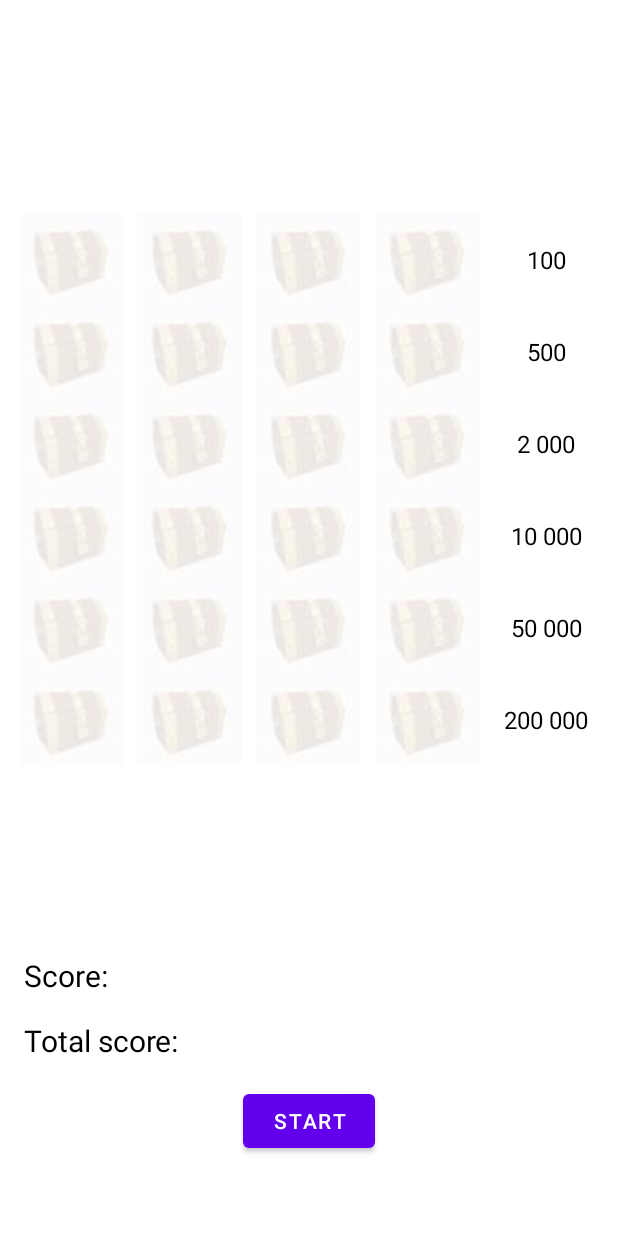
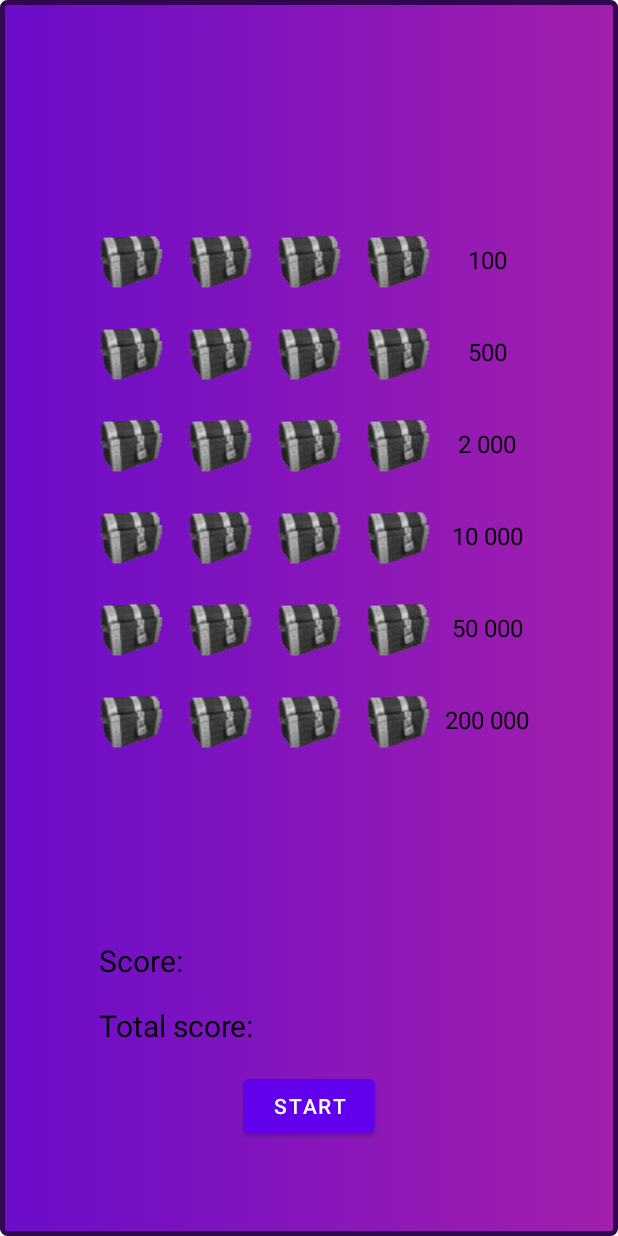
Before and after one commit to mcmouse88/Midas-Treasures, an Android app: the GameFragment screen opened through its navigation route, on a phone screen of 412 x 824 dp. Run offline under Robolectric (Android 15) with nearby library versions, the phone set to English and light mode, and no system bars; 1 statement that could not run was skipped.

Commit message:
added animation return back chest

```diff
--- a/app/src/main/res/anim/move_chest.xml
+++ b/app/src/main/res/anim/move_chest.xml
@@ -1,5 +1,5 @@
 <?xml version="1.0" encoding="utf-8"?>
-<set xmlns:android="http://schemas.android.com/apk/res/android" android:duration="800"
+<set xmlns:android="http://schemas.android.com/apk/res/android" android:duration="500"
     android:fillAfter="true">
     <translate
         android:fromXDelta="0"
--- a/app/src/main/res/anim/return_chest.xml
+++ b/app/src/main/res/anim/return_chest.xml
@@ -1,5 +1,5 @@
 <?xml version="1.0" encoding="utf-8"?>
-<set xmlns:android="http://schemas.android.com/apk/res/android" android:duration="800"
+<set xmlns:android="http://schemas.android.com/apk/res/android" android:duration="200"
     android:fillAfter="true">
     <translate
         android:fromYDelta="-1000"
--- /dev/null
+++ b/app/src/main/res/drawable/test_selector.xml
@@ -0,0 +1,32 @@
+<?xml version="1.0" encoding="utf-8"?>
+<selector xmlns:android="http://schemas.android.com/apk/res/android">
+
+    <item android:state_pressed="true"><shape>
+        <gradient android:angle="180" android:endColor="#FF00FF" android:startColor="#9701CD" />
+
+        <stroke android:width="3dp" android:color="#50046C" />
+
+        <corners android:radius="3dp" />
+
+        <padding android:bottom="10dp" android:left="50dp" android:right="50dp" android:top="10dp" />
+    </shape></item>
+    <item android:state_focused="true"><shape>
+        <gradient android:angle="180" android:endColor="#8234B6" android:startColor="#8A03C5" />
+
+        <stroke android:width="3dp" android:color="#5F0E61" />
+
+        <corners android:radius="3dp" />
+
+        <padding android:bottom="10dp" android:left="50dp" android:right="50dp" android:top="10dp" />
+    </shape></item>
+    <item><shape>
+        <gradient android:angle="180" android:endColor="#6A0CCA" android:startColor="#A31FAC" />
+
+        <stroke android:width="3dp" android:color="#320751" />
+
+        <corners android:radius="3dp" />
+
+        <padding android:bottom="10dp" android:left="50dp" android:right="50dp" android:top="10dp" />
+    </shape></item>
+
+</selector>
--- a/app/src/main/res/layout/fragment_game.xml
+++ b/app/src/main/res/layout/fragment_game.xml
@@ -4,7 +4,8 @@
     xmlns:tools="http://schemas.android.com/tools"
     android:layout_width="match_parent"
     android:layout_height="match_parent"
-    tools:context=".screens.GameFragment">
+    tools:context=".screens.GameFragment"
+    android:background="@drawable/test_selector" >
 
     <TextView
         android:id="@+id/textViewTotalScore"
@@ -65,28 +66,28 @@
                 android:layout_width="wrap_content"
                 android:layout_height="wrap_content"
                 android:layout_weight="1"
-                android:src="@drawable/chest2transparent" />
+                android:src="@drawable/new_chest2_negative" />
 
             <ImageView
                 android:id="@+id/imageView2"
                 android:layout_width="wrap_content"
                 android:layout_height="wrap_content"
                 android:layout_weight="1"
-                android:src="@drawable/chest2transparent" />
+                android:src="@drawable/new_chest2_negative" />
 
             <ImageView
                 android:id="@+id/imageView3"
                 android:layout_width="wrap_content"
                 android:layout_height="wrap_content"
                 android:layout_weight="1"
-                android:src="@drawable/chest2transparent" />
+                android:src="@drawable/new_chest2_negative" />
 
             <ImageView
                 android:id="@+id/imageView4"
                 android:layout_width="wrap_content"
                 android:layout_height="wrap_content"
                 android:layout_weight="1"
-                android:src="@drawable/chest2transparent" />
+                android:src="@drawable/new_chest2_negative" />
 
             <TextView
                 android:id="@+id/textView4"
@@ -109,28 +110,28 @@
                 android:layout_width="wrap_content"
                 android:layout_height="wrap_content"
                 android:layout_weight="1"
-                android:src="@drawable/chest2transparent" />
+                android:src="@drawable/new_chest2_negative" />
 
             <ImageView
                 android:id="@+id/imageView6"
                 android:layout_width="wrap_content"
                 android:layout_height="wrap_content"
                 android:layout_weight="1"
-                android:src="@drawable/chest2transparent" />
+                android:src="@drawable/new_chest2_negative" />
 
             <ImageView
                 android:id="@+id/imageView7"
                 android:layout_width="wrap_content"
                 android:layout_height="wrap_content"
                 android:layout_weight="1"
-                android:src="@drawable/chest2transparent" />
+                android:src="@drawable/new_chest2_negative" />
 
             <ImageView
                 android:id="@+id/imageView8"
                 android:layout_width="wrap_content"
                 android:layout_height="wrap_content"
                 android:layout_weight="1"
-                android:src="@drawable/chest2transparent" />
+                android:src="@drawable/new_chest2_negative" />
 
             <TextView
                 android:id="@+id/textView5"
@@ -153,28 +154,28 @@
                 android:layout_width="wrap_content"
                 android:layout_height="wrap_content"
                 android:layout_weight="1"
-                android:src="@drawable/chest2transparent" />
+                android:src="@drawable/new_chest2_negative" />
 
             <ImageView
                 android:id="@+id/imageView10"
                 android:layout_width="wrap_content"
                 android:layout_height="wrap_content"
                 android:layout_weight="1"
-                android:src="@drawable/chest2transparent" />
+                android:src="@drawable/new_chest2_negative" />
 
             <ImageView
                 android:id="@+id/imageView11"
                 android:layout_width="wrap_content"
                 android:layout_height="wrap_content"
                 android:layout_weight="1"
-                android:src="@drawable/chest2transparent" />
+                android:src="@drawable/new_chest2_negative" />
 
             <ImageView
                 android:id="@+id/imageView12"
                 android:layout_width="wrap_content"
                 android:layout_height="wrap_content"
                 android:layout_weight="1"
-                android:src="@drawable/chest2transparent" />
+                android:src="@drawable/new_chest2_negative" />
 
             <TextView
                 android:id="@+id/textView6"
@@ -197,28 +198,28 @@
                 android:layout_width="wrap_content"
                 android:layout_height="wrap_content"
                 android:layout_weight="1"
-                android:src="@drawable/chest2transparent" />
+                android:src="@drawable/new_chest2_negative" />
 
             <ImageView
                 android:id="@+id/imageView14"
                 android:layout_width="wrap_content"
                 android:layout_height="wrap_content"
                 android:layout_weight="1"
-                android:src="@drawable/chest2transparent" />
+                android:src="@drawable/new_chest2_negative" />
 
             <ImageView
                 android:id="@+id/imageView15"
                 android:layout_width="wrap_content"
                 android:layout_height="wrap_content"
                 android:layout_weight="1"
-                android:src="@drawable/chest2transparent" />
+                android:src="@drawable/new_chest2_negative" />
 
             <ImageView
                 android:id="@+id/imageView16"
                 android:layout_width="wrap_content"
                 android:layout_height="wrap_content"
                 android:layout_weight="1"
-                android:src="@drawable/chest2transparent" />
+                android:src="@drawable/new_chest2_negative" />
 
             <TextView
                 android:id="@+id/textView7"
@@ -241,28 +242,28 @@
                 android:layout_width="wrap_content"
                 android:layout_height="wrap_content"
                 android:layout_weight="1"
-                android:src="@drawable/chest2transparent" />
+                android:src="@drawable/new_chest2_negative" />
 
             <ImageView
                 android:id="@+id/imageView18"
                 android:layout_width="wrap_content"
                 android:layout_height="wrap_content"
                 android:layout_weight="1"
-                android:src="@drawable/chest2transparent" />
+                android:src="@drawable/new_chest2_negative" />
 
             <ImageView
                 android:id="@+id/imageView19"
                 android:layout_width="wrap_content"
                 android:layout_height="wrap_content"
                 android:layout_weight="1"
-                android:src="@drawable/chest2transparent" />
+                android:src="@drawable/new_chest2_negative" />
 
             <ImageView
                 android:id="@+id/imageView20"
                 android:layout_width="wrap_content"
                 android:layout_height="wrap_content"
                 android:layout_weight="1"
-                android:src="@drawable/chest2transparent" />
+                android:src="@drawable/new_chest2_negative" />
 
             <TextView
                 android:id="@+id/textView36"
@@ -286,28 +287,28 @@
                 android:layout_width="wrap_content"
                 android:layout_height="wrap_content"
                 android:layout_weight="1"
-                android:src="@drawable/chest2transparent" />
+                android:src="@drawable/new_chest2_negative" />
 
             <ImageView
                 android:id="@+id/imageView22"
                 android:layout_width="wrap_content"
                 android:layout_height="wrap_content"
                 android:layout_weight="1"
-                android:src="@drawable/chest2transparent" />
+                android:src="@drawable/new_chest2_negative" />
 
             <ImageView
                 android:id="@+id/imageView23"
                 android:layout_width="wrap_content"
                 android:layout_height="wrap_content"
                 android:layout_weight="1"
-                android:src="@drawable/chest2transparent" />
+                android:src="@drawable/new_chest2_negative" />
 
             <ImageView
                 android:id="@+id/imageView24"
                 android:layout_width="wrap_content"
                 android:layout_height="wrap_content"
                 android:layout_weight="1"
-                android:src="@drawable/chest2transparent" />
+                android:src="@drawable/new_chest2_negative" />
 
             <TextView
                 android:id="@+id/textView41"
--- a/app/src/main/res/layout/fragment_menu.xml
+++ b/app/src/main/res/layout/fragment_menu.xml
@@ -5,7 +5,8 @@
     xmlns:tools="http://schemas.android.com/tools"
     android:layout_width="match_parent"
     android:layout_height="match_parent"
-    tools:context=".screens.MenuFragment">
+    tools:context=".screens.MenuFragment"
+    android:background="@drawable/test_selector" >
 
     <Button
         android:id="@+id/buttonQuitGame"
--- a/app/src/main/res/values/colors.xml
+++ b/app/src/main/res/values/colors.xml
@@ -7,4 +7,5 @@
     <color name="teal_700">#FF018786</color>
     <color name="black">#FF000000</color>
     <color name="white">#FFFFFFFF</color>
+    <color name="material_background">#A31FAC</color>
 </resources>
```
Also changed, not shown: app/src/main/java/md/sesrta/udianork/model/MainViewModel.kt (+100 -29 lines), app/src/main/java/md/sesrta/udianork/screens/GameFragment.kt (+57 -56 lines), app/src/main/res/layout/fragment_blank.xml (deleted, +0 -14 lines), app/src/main/res/drawable/new_chest2.png (added), app/src/main/res/drawable/new_chest2_negative.png (added), app/src/main/res/drawable/new_chest2_trancse.png (added).
